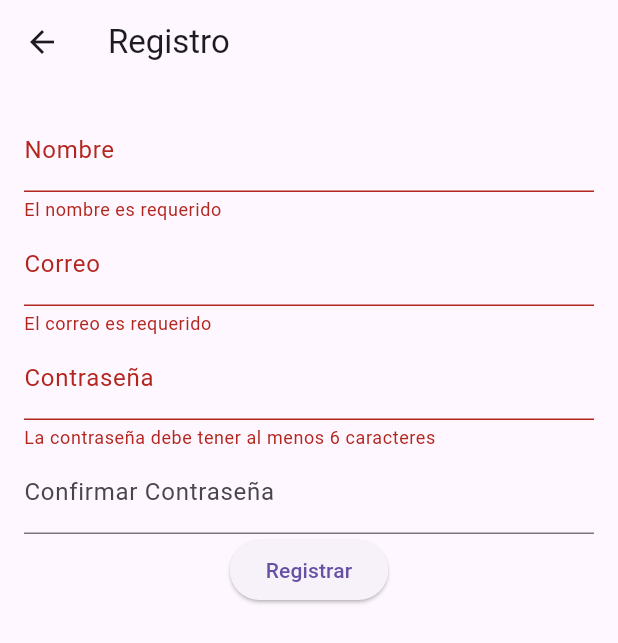
After one commit to JhonOlivares26/CVault, a Flutter app: the RegisterPage screen opened directly, after a tap on "Registrar", on a phone screen of 412 x 824 dp. The commit adds this screen. Shown: the top 643 px of the screen. Run offline on Flutter 3.47's test engine with Material 3 defaults, Android fonts, the phone set to English and light mode, and no system bars; our stand-ins replace cloud_firestore, firebase_auth, firebase_core, google_sign_in; accounts and stored records are empty.

Commit message:
Register working

```diff
--- /dev/null
+++ b/lib/views/pages/RegisterPage.dart
@@ -0,0 +1,95 @@
+import 'package:cvault/views/pages/LoginPage.dart';
+import 'package:flutter/material.dart';
+import 'package:firebase_auth/firebase_auth.dart';
+import 'package:cvault/services/firebase_service.dart';
+
+class RegisterPage extends StatefulWidget {
+  @override
+  _RegisterPageState createState() => _RegisterPageState();
+}
+
+class _RegisterPageState extends State<RegisterPage> {
+  final _formKey = GlobalKey<FormState>();
+  String _firstName = '', _email = '', _password = '', _confirmPassword = '';
+
+  Future<void> registerUser(String email, String password) async {
+    try {
+      UserCredential userCredential = await FirebaseAuth.instance.createUserWithEmailAndPassword(
+        email: email,
+        password: password,
+      );
+      print('Usuario registrado con éxito: ${userCredential.user!.uid}');
+    } on FirebaseAuthException catch (e) {
+      if (e.code == 'weak-password') {
+        print('La contraseña proporcionada es demasiado débil.');
+      } else if (e.code == 'email-already-in-use') {
+        print('La cuenta ya existe para ese correo electrónico.');
+      }
+    } catch (e) {
+      print(e);
+    }
+  }
+
+  @override
+  Widget build(BuildContext context) {
+    return Scaffold(
+      appBar: AppBar(
+        title: Text('Registro'),
+      ),
+      body: Form(
+        key: _formKey,
+        child: Padding(
+          padding: const EdgeInsets.all(16.0),
+          child: Column(
+            children: <Widget>[
+              TextFormField(
+                decoration: InputDecoration(labelText: 'Nombre'),
+                validator: (value) => value!.isEmpty ? 'El nombre es requerido' : null,
+                onSaved: (value) => _firstName = value!,
+              ),
+              TextFormField(
+                decoration: InputDecoration(labelText: 'Correo'),
+                validator: (value) => value!.isEmpty ? 'El correo es requerido' : null,
+                onSaved: (value) => _email = value!,
+              ),
+              TextFormField(
+                decoration: InputDecoration(labelText: 'Contraseña'),
+                obscureText: true,
+                validator: (value) {
+                  if (value!.length < 6) {
+                    return 'La contraseña debe tener al menos 6 caracteres';
+                  }
+                  return null;
+                },
+                onChanged: (value) {
+                  _password = value; // Guarda _password cuando cambia
+                },
+              ),
+              TextFormField(
+                decoration: InputDecoration(labelText: 'Confirmar Contraseña'),
+                obscureText: true,
+                validator: (value) {
+                  if (value != _password) {
+                    return 'Las contraseñas no coinciden';
+                  }
+                  return null;
+                },
+                onSaved: (value) => _confirmPassword = value!,
+              ),
+              ElevatedButton(
+                child: Text('Registrar'),
+                onPressed: () {
+                  if (_formKey.currentState!.validate()) {
+                    _formKey.currentState!.save();
+                    FirebaseService.registerWithEmailPassword(_email, _password, _firstName);
+                    Navigator.pushReplacement(context, MaterialPageRoute(builder: (context) => LoginPage()));
+                  }
+                },
+              ),
+            ],
+          ),
+        ),
+      ),
+    );
+  }
+}
```
Also changed, not shown: lib/services/firebase_service.dart (+22 -0 lines), lib/views/pages/LoginPage.dart (+11 -0 lines).
